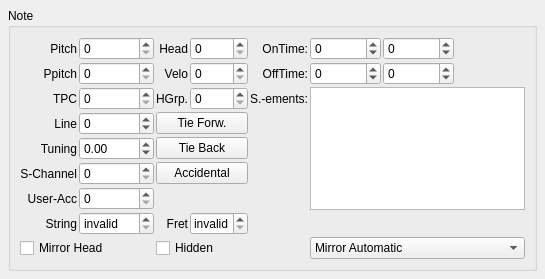
This is mscore/mscore/note.ui in musescore/musescore-old as Qt 5 draws it before an edit. The edited form follows.
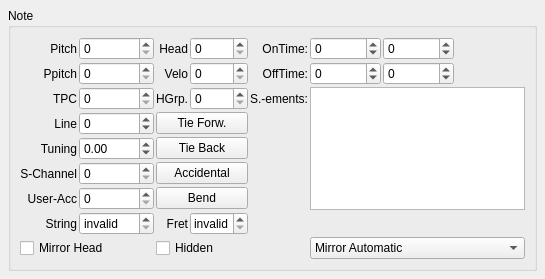
This is the edited form.

What changed in the file:
```diff
--- a/mscore/mscore/note.ui
+++ b/mscore/mscore/note.ui
@@ -450,6 +450,13 @@
         </property>
        </widget>
       </item>
+      <item row="6" column="2" colspan="2">
+       <widget class="QPushButton" name="bend">
+        <property name="text">
+         <string notr="true" comment="do not translate">Bend</string>
+        </property>
+       </widget>
+      </item>
      </layout>
     </widget>
    </item>
```
